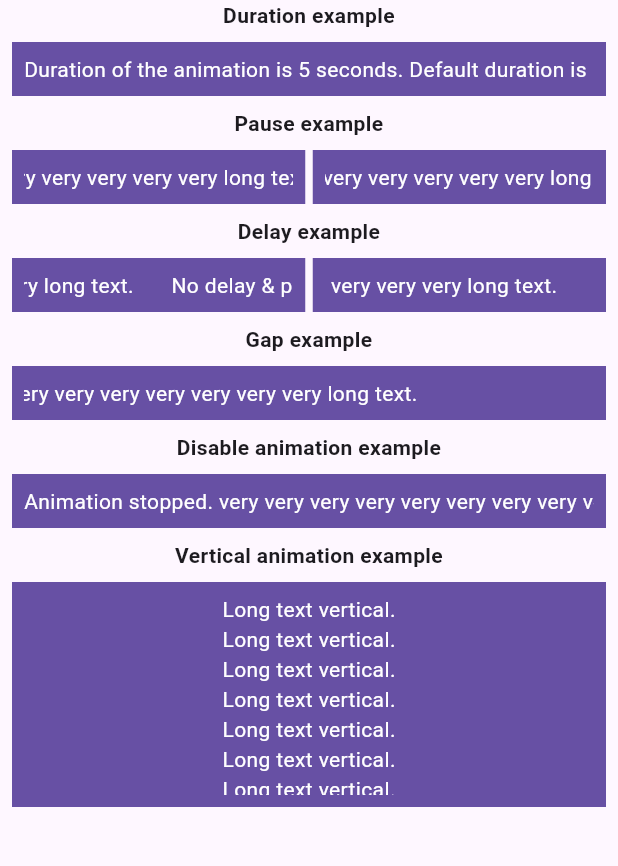
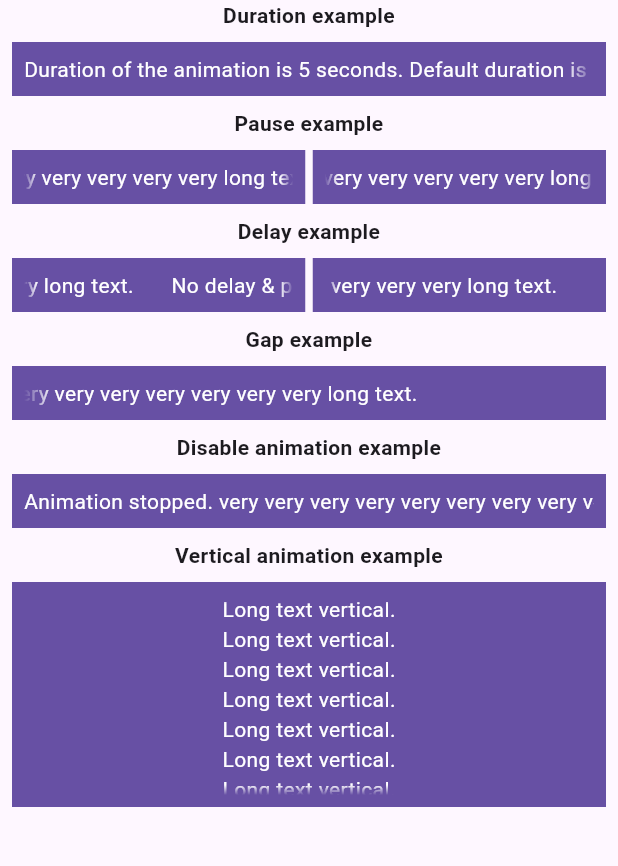
Before and after one commit to evan8133/fading_marquee_widget, a Flutter app: the screen it shows after launch, on a phone screen of 412 x 824 dp, the part 84-950 px from its top. Run offline on Flutter 3.47's test engine with Material 3 defaults, Android fonts, the phone set to English and light mode, and no system bars.

Commit message:
Remove `fading_edge_scrollview` dependency
The `fading_edge_scrollview` package has not been maintained for a while.
This commit removes the dependency and includes its functionality directly within this package.

```diff
--- /dev/null
+++ b/lib/src/fading_edge_scroll_view.dart
@@ -0,0 +1,307 @@
+import 'package:flutter/material.dart';
+
+/// Flutter widget for displaying fading edge at start/end of scroll views
+class FadingEdgeScrollView extends StatefulWidget {
+  /// child widget
+  final Widget child;
+
+  /// scroll controller of child widget
+  ///
+  /// Look for more documentation at [ScrollView.scrollController]
+  final ScrollController scrollController;
+
+  /// Whether the scroll view scrolls in the reading direction.
+  ///
+  /// Look for more documentation at [ScrollView.reverse]
+  final bool reverse;
+
+  /// The axis along which child view scrolls
+  ///
+  /// Look for more documentation at [ScrollView.scrollDirection]
+  final Axis scrollDirection;
+
+  /// what part of screen on start half should be covered by fading edge gradient
+  /// [gradientFractionOnStart] must be 0 <= [gradientFractionOnStart] <= 1
+  /// 0 means no gradient,
+  /// 1 means gradients on start half of widget fully covers it
+  final double gradientFractionOnStart;
+
+  /// what part of screen on end half should be covered by fading edge gradient
+  /// [gradientFractionOnEnd] must be 0 <= [gradientFractionOnEnd] <= 1
+  /// 0 means no gradient,
+  /// 1 means gradients on start half of widget fully covers it
+  final double gradientFractionOnEnd;
+
+  const FadingEdgeScrollView._internal({
+    super.key,
+    required this.child,
+    required this.scrollController,
+    required this.reverse,
+    required this.scrollDirection,
+    required this.gradientFractionOnStart,
+    required this.gradientFractionOnEnd,
+  }) : assert(gradientFractionOnStart >= 0 && gradientFractionOnStart <= 1),
+       assert(gradientFractionOnEnd >= 0 && gradientFractionOnEnd <= 1);
+
+  /// Constructor for creating [FadingEdgeScrollView] with [ScrollView] as child
+  /// child must have [ScrollView.controller] set
+  factory FadingEdgeScrollView.fromScrollView({
+    Key? key,
+    required ScrollView child,
+    double gradientFractionOnStart = 0.1,
+    double gradientFractionOnEnd = 0.1,
+  }) {
+    final controller = child.controller;
+    if (controller == null) {
+      throw Exception("Child must have controller set");
+    }
+
+    return FadingEdgeScrollView._internal(
+      key: key,
+      scrollController: controller,
+      scrollDirection: child.scrollDirection,
+      reverse: child.reverse,
+      gradientFractionOnStart: gradientFractionOnStart,
+      gradientFractionOnEnd: gradientFractionOnEnd,
+      child: child,
+    );
+  }
+
+  /// Constructor for creating [FadingEdgeScrollView] with [SingleChildScrollView] as child
+  /// child must have [SingleChildScrollView.controller] set
+  factory FadingEdgeScrollView.fromSingleChildScrollView({
+    Key? key,
+    required SingleChildScrollView child,
+    double gradientFractionOnStart = 0.1,
+    double gradientFractionOnEnd = 0.1,
+  }) {
+    final controller = child.controller;
+    if (controller == null) {
+      throw Exception("Child must have controller set");
+    }
+
+    return FadingEdgeScrollView._internal(
+      key: key,
+      scrollController: controller,
+      scrollDirection: child.scrollDirection,
+      reverse: child.reverse,
+      gradientFractionOnStart: gradientFractionOnStart,
+      gradientFractionOnEnd: gradientFractionOnEnd,
+      child: child,
+    );
+  }
+
+  /// Constructor for creating [FadingEdgeScrollView] with [PageView] as child
+  /// child must have [PageView.controller] set
+  factory FadingEdgeScrollView.fromPageView({
+    Key? key,
+    required PageView child,
+    double gradientFractionOnStart = 0.1,
+    double gradientFractionOnEnd = 0.1,
+  }) {
+    final controller = child.controller;
+    //ignore: unnecessary_null_comparison
+    if (controller == null) {
+      throw Exception("Child must have controller set");
+    }
+
+    return FadingEdgeScrollView._internal(
+      key: key,
+      scrollController: controller,
+      scrollDirection: child.scrollDirection,
+      reverse: child.reverse,
+      gradientFractionOnStart: gradientFractionOnStart,
+      gradientFractionOnEnd: gradientFractionOnEnd,
+      child: child,
+    );
+  }
+
+  /// Constructor for creating [FadingEdgeScrollView] with [AnimatedList] as child
+  /// child must have [AnimatedList.controller] set
+  factory FadingEdgeScrollView.fromAnimatedList({
+    Key? key,
+    required AnimatedList child,
+    double gradientFractionOnStart = 0.1,
+    double gradientFractionOnEnd = 0.1,
+  }) {
+    final controller = child.controller;
+    if (controller == null) {
+      throw Exception("Child must have controller set");
+    }
+
+    return FadingEdgeScrollView._internal(
+      key: key,
+      scrollController: controller,
+      scrollDirection: child.scrollDirection,
+      reverse: child.reverse,
+      gradientFractionOnStart: gradientFractionOnStart,
+      gradientFractionOnEnd: gradientFractionOnEnd,
+      child: child,
+    );
+  }
+
+  /// Constructor for creating [FadingEdgeScrollView] with [ScrollView] as child
+  /// child must have [ScrollView.controller] set
+  factory FadingEdgeScrollView.fromListWheelScrollView({
+    Key? key,
+    required ListWheelScrollView child,
+    double gradientFractionOnStart = 0.1,
+    double gradientFractionOnEnd = 0.1,
+  }) {
+    final controller = child.controller;
+    if (controller == null) {
+      throw Exception("Child must have controller set");
+    }
+
+    return FadingEdgeScrollView._internal(
+      key: key,
+      scrollController: controller,
+      scrollDirection: Axis.vertical,
+      reverse: false,
+      gradientFractionOnStart: gradientFractionOnStart,
+      gradientFractionOnEnd: gradientFractionOnEnd,
+      child: child,
+    );
+  }
+
+  @override
+  FadingEdgeScrollViewState createState() => FadingEdgeScrollViewState();
+}
+
+class FadingEdgeScrollViewState extends State<FadingEdgeScrollView>
+    with WidgetsBindingObserver {
+  late ScrollController _controller;
+  _ScrollState _scrollState = _ScrollState.notScrollable;
+  int lastScrollViewListLength = 0;
+
+  @override
+  void initState() {
+    super.initState();
+    _controller = widget.scrollController;
+    _controller.addListener(_updateScrollState);
+
+    WidgetsBinding.instance.addObserver(this);
+  }
+
+  bool get _controllerIsReady =>
+      _controller.hasClients && _controller.positions.last.hasContentDimensions;
+
+  @override
+  void dispose() {
+    WidgetsBinding.instance.removeObserver(this);
+    super.dispose();
+    _controller.removeListener(_updateScrollState);
+  }
+
+  @override
+  void didChangeMetrics() {
+    super.didChangeMetrics();
+    // Add the shading or remove it when the screen resize (web/desktop) or mobile is rotated
+    _updateScrollState();
+  }
+
+  @override
+  Widget build(BuildContext context) => ShaderMask(
+    shaderCallback: (bounds) => _createShaderGradient().createShader(
+      bounds.shift(Offset(-bounds.left, -bounds.top)),
+      textDirection: Directionality.of(context),
+    ),
+    blendMode: BlendMode.dstIn,
+    // Catching ScrollMetricsNotifications from the Scrollable child.
+    // This way we get notified if the size of the underlying list changes.
+    // We then re-evaluate if Gradient should be shown.
+    child: NotificationListener<ScrollMetricsNotification>(
+      child: widget.child,
+      onNotification: (_) {
+        _updateScrollState();
+        // Enable notification to still bubble up.
+        return false;
+      },
+    ),
+  );
+
+  Gradient _createShaderGradient() => LinearGradient(
+    begin: _gradientStart,
+    end: _gradientEnd,
+    stops: [
+      0,
+      widget.gradientFractionOnStart * 0.5,
+      1 - widget.gradientFractionOnEnd * 0.5,
+      1,
+    ],
+    colors: _getColors(
+      widget.gradientFractionOnStart > 0 && _scrollState.isShowGradientAtStart,
+      widget.gradientFractionOnEnd > 0 && _scrollState.isShowGradientAtEnd,
+    ),
+  );
+
+  AlignmentGeometry get _gradientStart =>
+      widget.scrollDirection == Axis.vertical
+      ? _verticalStart
+      : _horizontalStart;
+
+  AlignmentGeometry get _gradientEnd =>
+      widget.scrollDirection == Axis.vertical ? _verticalEnd : _horizontalEnd;
+
+  Alignment get _verticalStart =>
+      widget.reverse ? Alignment.bottomCenter : Alignment.topCenter;
+
+  Alignment get _verticalEnd =>
+      widget.reverse ? Alignment.topCenter : Alignment.bottomCenter;
+
+  AlignmentDirectional get _horizontalStart => widget.reverse
+      ? AlignmentDirectional.centerEnd
+      : AlignmentDirectional.centerStart;
+
+  AlignmentDirectional get _horizontalEnd => widget.reverse
+      ? AlignmentDirectional.centerStart
+      : AlignmentDirectional.centerEnd;
+
+  List<Color> _getColors(bool showGradientAtStart, bool showGradientAtEnd) => [
+    (showGradientAtStart ? Colors.transparent : Colors.white),
+    Colors.white,
+    Colors.white,
+    (showGradientAtEnd ? Colors.transparent : Colors.white),
+  ];
+
+  void _updateScrollState() {
+    if (!_controllerIsReady) {
+      return;
+    }
+
+    final offset = _controller.positions.last.pixels;
+    final minOffset = _controller.positions.last.minScrollExtent;
+    final maxOffset = _controller.positions.last.maxScrollExtent;
+
+    final isScrolledToEnd = offset >= maxOffset;
+    final isScrolledToStart = offset <= minOffset;
+
+    final scrollState = switch ((isScrolledToStart, isScrolledToEnd)) {
+      (true, true) => _ScrollState.notScrollable,
+      (true, false) => _ScrollState.scrollableAtStart,
+      (false, true) => _ScrollState.scrollableAtEnd,
+      (false, false) => _ScrollState.scrollableInTheMiddle,
+    };
+
+    if (_scrollState != scrollState) {
+      setState(() {
+        _scrollState = scrollState;
+      });
+    }
+  }
+}
+
+enum _ScrollState {
+  notScrollable,
+  scrollableAtStart,
+  scrollableAtEnd,
+  scrollableInTheMiddle;
+
+  bool get isShowGradientAtStart =>
+      this == _ScrollState.scrollableAtEnd ||
+      this == _ScrollState.scrollableInTheMiddle;
+
+  bool get isShowGradientAtEnd =>
+      this == _ScrollState.scrollableAtStart ||
+      this == _ScrollState.scrollableInTheMiddle;
+}
--- a/lib/src/fading_marquee_widget.dart
+++ b/lib/src/fading_marquee_widget.dart
@@ -1,7 +1,8 @@
 import 'dart:async';
 
-import 'package:fading_edge_scrollview/fading_edge_scrollview.dart';
 import 'package:flutter/material.dart';
+
+import 'fading_edge_scroll_view.dart';
 
 class FadingMarqueeWidget extends StatefulWidget {
   /// widget which is wanted to scroll automatically
--- a/pubspec.yaml
+++ b/pubspec.yaml
@@ -1,6 +1,6 @@
 name: fading_marquee_widget
 description: "A flutter package to apply the marquee effect for the very long widget."
-version: 1.0.3+1
+version: 1.1.0
 homepage: https://github.com/pratikPSB/fading_marquee_widget
 
 environment:
@@ -9,8 +9,6 @@ environment:
 dependencies:
   flutter:
     sdk: flutter
-
-  fading_edge_scrollview: ^4.1.1
 
 dev_dependencies:
   flutter_test:
@@ -37,6 +35,8 @@ topics:
   - marquee-text
   - marquee-widget
   - marquee
+  - scroll-widget
+  - auto-scroll-widget
 
 screenshots:
   - description: 'Example of fading_marquee_widget'
```
Also changed, not shown: example/pubspec.lock (deleted), 2 other files.
